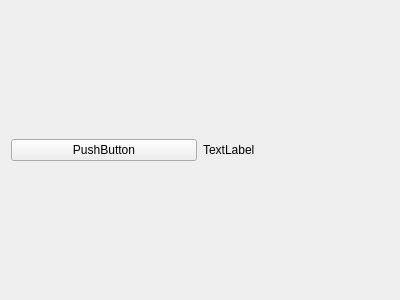
First picture: the form in ui/rqt_sarus_test_plugin/rqt_sarus_test_plugin_widget.ui, repository javier-ferre/rqt_sarus_gui, before the edit.
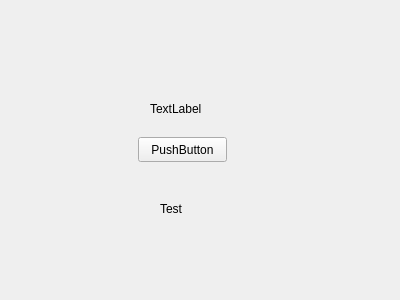
Second picture: the form after the edit.

Patch:
```diff
--- a/ui/rqt_sarus_test_plugin/rqt_sarus_test_plugin_widget.ui
+++ b/ui/rqt_sarus_test_plugin/rqt_sarus_test_plugin_widget.ui
@@ -13,25 +13,45 @@
   <property name="windowTitle">
    <string>Test plugin</string>
   </property>
-  <layout class="QHBoxLayout" name="horizontalLayout">
-   <property name="sizeConstraint">
-    <enum>QLayout::SetNoConstraint</enum>
-   </property>
-   <item>
     <widget class="QPushButton" name="pushButton">
+   <property name="geometry">
+    <rect>
+     <x>138</x>
+     <y>137</y>
+     <width>89</width>
+     <height>25</height>
+    </rect>
+   </property>
      <property name="text">
       <string>PushButton</string>
      </property>
     </widget>
-   </item>
-   <item>
     <widget class="QLabel" name="label">
+   <property name="geometry">
+    <rect>
+     <x>150</x>
+     <y>100</y>
+     <width>67</width>
+     <height>17</height>
+    </rect>
+   </property>
      <property name="text">
       <string>TextLabel</string>
      </property>
     </widget>
-   </item>
-  </layout>
+  <widget class="QLabel" name="label_2">
+   <property name="geometry">
+    <rect>
+     <x>160</x>
+     <y>200</y>
+     <width>67</width>
+     <height>17</height>
+    </rect>
+   </property>
+   <property name="text">
+    <string>Test</string>
+   </property>
+  </widget>
  </widget>
  <resources/>
  <connections/>
```
Lines whose indentation alone changed are shown as unchanged.
